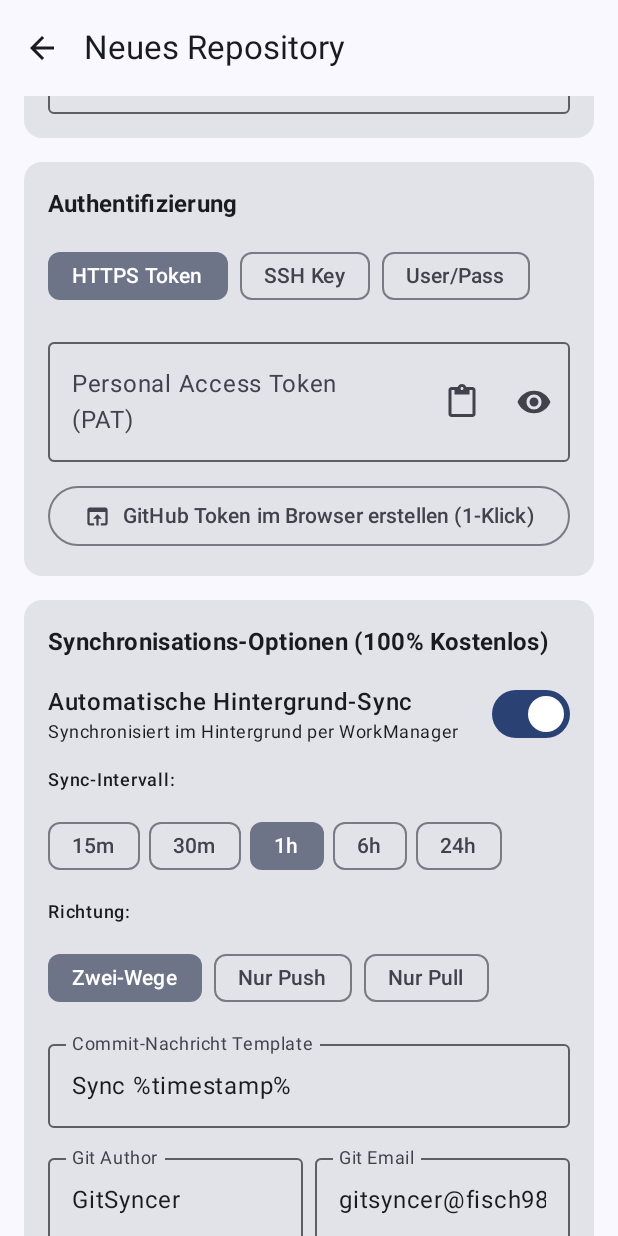
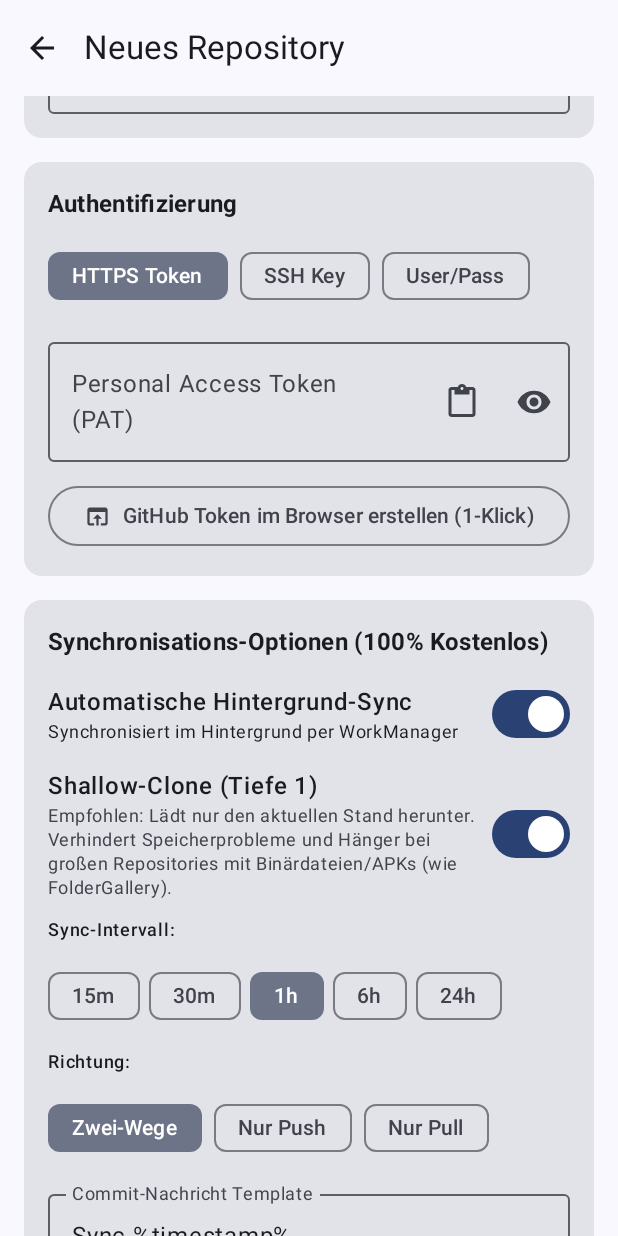
Before and after one commit to fisch981/Gitsyncer, an Android app built with Jetpack Compose: the composable EditRepoScreen called with empty values, scrolled down 532 dp, on a phone screen of 412 x 824 dp. Run offline under Robolectric (Android 15) with nearby library versions, the phone set to English and light mode, and no system bars; libraries missing offline, so code that uses them is left out: com.jcraft.jsch, org.eclipse.jgit.

Commit message:
Release v1.1.1: JGit Android-Speicheroptimierung (LargeHeap, WindowCacheConfig, mmap=false) und Shallow-Clone zur Vermeidung von Haengern bei grossen Repositories wie FolderGallery

```diff
--- a/app/build.gradle.kts
+++ b/app/build.gradle.kts
@@ -12,8 +12,8 @@ android {
         applicationId = "de.fisch981.gitsyncer"
         minSdk = 26
         targetSdk = 35
-        versionCode = 3
-        versionName = "1.1.0"
+        versionCode = 4
+        versionName = "1.1.1"
 
         testInstrumentationRunner = "androidx.test.runner.AndroidJUnitRunner"
         vectorDrawables {
--- a/app/src/main/AndroidManifest.xml
+++ b/app/src/main/AndroidManifest.xml
@@ -18,6 +18,7 @@
     <application
         android:name=".GitSyncerApp"
         android:allowBackup="true"
+        android:largeHeap="true"
         android:icon="@mipmap/ic_launcher"
         android:label="@string/app_name"
         android:roundIcon="@mipmap/ic_launcher_round"
--- a/app/src/main/java/de/fisch981/gitsyncer/model/Models.kt
+++ b/app/src/main/java/de/fisch981/gitsyncer/model/Models.kt
@@ -30,6 +30,7 @@ data class GitRepositoryConfig(
     val autoCommitMessage: String = "Sync %timestamp%",
     val authorName: String = "GitSyncer",
     val authorEmail: String = "gitsyncer@fisch981.de",
+    val shallowClone: Boolean = true,
     val lastSyncStatus: String = "IDLE", // IDLE, SUCCESS, FAILED, RUNNING, CONFLICT
     val lastSyncTimestamp: Long = 0L,
     val lastErrorMessage: String? = null
--- a/app/src/main/java/de/fisch981/gitsyncer/ui/screens/EditRepoScreen.kt
+++ b/app/src/main/java/de/fisch981/gitsyncer/ui/screens/EditRepoScreen.kt
@@ -85,6 +85,7 @@ fun EditRepoScreen(
     }
     var selectedSshKeyId by remember { mutableStateOf(existingRepo?.sshKeyId ?: sshKeys.firstOrNull()?.id) }
     var autoSyncEnabled by remember { mutableStateOf(existingRepo?.autoSyncEnabled ?: true) }
+    var shallowClone by remember { mutableStateOf(existingRepo?.shallowClone ?: true) }
     var syncIntervalMinutes by remember { mutableStateOf(existingRepo?.syncIntervalMinutes ?: 60) }
     var syncDirection by remember { mutableStateOf(existingRepo?.syncDirection ?: SyncDirection.TWO_WAY) }
     var autoCommitMessage by remember { mutableStateOf(existingRepo?.autoCommitMessage ?: "Sync %timestamp%") }
@@ -448,6 +449,25 @@ fun EditRepoScreen(
                         )
                     }
 
+                    Row(
+                        modifier = Modifier.fillMaxWidth(),
+                        horizontalArrangement = Arrangement.SpaceBetween,
+                        verticalAlignment = Alignment.CenterVertically
+                    ) {
+                        Column(modifier = Modifier.weight(1f)) {
+                            Text("Shallow-Clone (Tiefe 1)", fontWeight = FontWeight.SemiBold)
+                            Text(
+                                "Empfohlen: Lädt nur den aktuellen Stand herunter. Verhindert Speicherprobleme und Hänger bei großen Repositories mit Binärdateien/APKs (wie FolderGallery).",
+                                style = MaterialTheme.typography.bodySmall,
+                                color = MaterialTheme.colorScheme.onSurfaceVariant
+                            )
+                        }
+                        Switch(
+                            checked = shallowClone,
+                            onCheckedChange = { shallowClone = it }
+                        )
+                    }
+
                     if (autoSyncEnabled) {
                         Text("Sync-Intervall:", style = MaterialTheme.typography.labelMedium)
                         Row(modifier = Modifier.fillMaxWidth(), horizontalArrangement = Arrangement.spacedBy(6.dp)) {
@@ -544,6 +564,7 @@ fun EditRepoScreen(
                         username = username.trim(),
                         sshKeyId = selectedSshKeyId,
                         autoSyncEnabled = autoSyncEnabled,
+                        shallowClone = shallowClone,
                         syncIntervalMinutes = syncIntervalMinutes,
                         syncDirection = syncDirection,
                         autoCommitMessage = autoCommitMessage.trim(),
@@ -602,6 +623,7 @@ fun EditRepoScreen(
                         username = username.trim(),
                         sshKeyId = selectedSshKeyId,
                         autoSyncEnabled = autoSyncEnabled,
+                        shallowClone = shallowClone,
                         syncIntervalMinutes = syncIntervalMinutes,
                         syncDirection = syncDirection,
                         autoCommitMessage = autoCommitMessage.trim(),
```
Also changed, not shown: app/src/main/java/de/fisch981/gitsyncer/GitSyncerApp.kt (+16 -0 lines), app/src/main/java/de/fisch981/gitsyncer/git/GitManager.kt (+18 -4 lines), 2 other files.
